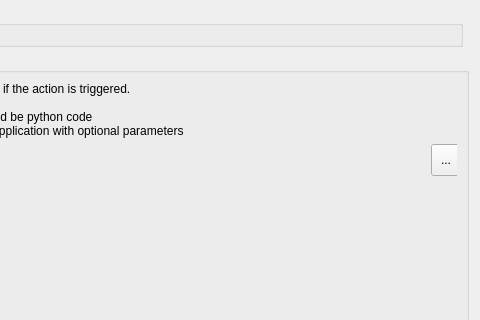
Before: the Qt Designer form src/ui/qgsattributeactionpropertiesdialogbase.ui in qgis/QGIS, drawn with Qt 5; both pictures show x 222 to 702 and y 119 to 439 of the 702 by 547 pixel window.
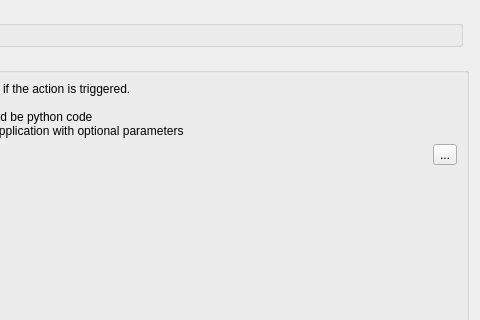
After: the same form once the commit is applied. Icons and pictures are not drawn. Custom widgets are drawn as their Qt base class.

Commit message:
Add icon to buttons
Fix expression icon and tab order

```diff
--- a/src/ui/qgsattributeactionpropertiesdialogbase.ui
+++ b/src/ui/qgsattributeactionpropertiesdialogbase.ui
@@ -154,7 +154,7 @@
       </item>
       <item row="0" column="0">
        <layout class="QGridLayout" name="gridLayout_4">
-        <item row="1" column="0">
+        <item row="2" column="0">
          <widget class="QgsCodeEditorPython" name="mActionText" native="true">
           <property name="sizePolicy">
            <sizepolicy hsizetype="Preferred" vsizetype="MinimumExpanding">
@@ -162,15 +162,10 @@
             <verstretch>0</verstretch>
            </sizepolicy>
           </property>
+         </widget>
+        </item>
+        <item row="2" column="1" alignment="Qt::AlignTop">
           <widget class="QToolButton" name="mBrowseButton">
-           <property name="geometry">
-            <rect>
-             <x>630</x>
-             <y>0</y>
-             <width>30</width>
-             <height>32</height>
-            </rect>
-           </property>
            <property name="toolTip">
             <string>Browse for action</string>
            </property>
@@ -188,7 +183,6 @@
              <normaloff>:/images/themes/default/mActionFileOpen.svg</normaloff>:/images/themes/default/mActionFileOpen.svg</iconset>
            </property>
           </widget>
-         </widget>
         </item>
         <item row="0" column="0">
          <widget class="QLabel" name="label_4">
```
Left out of the diff: 14 changed lines with no effect on the pictures. Lines whose indentation alone changed are shown as unchanged. The commit also changes 2 other files.
